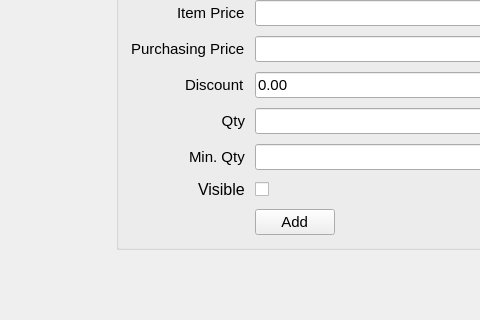
Old version of the form estorecpp/addstockitem.ui in the repository Watti/estorecpp; both pictures show x 0 to 480 and y 134 to 454 of the 633 by 454 pixel window.
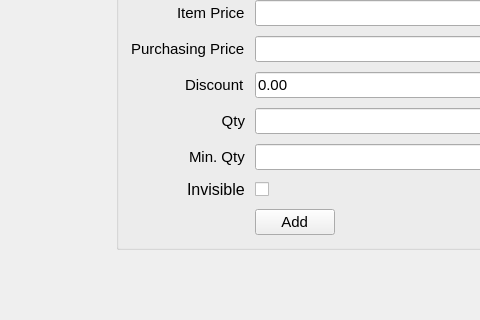
New version of the form.

Diff of the .ui file:
```diff
--- a/estorecpp/addstockitem.ui
+++ b/estorecpp/addstockitem.ui
@@ -258,7 +258,7 @@
          </font>
         </property>
         <property name="text">
-         <string>Visible</string>
+         <string>Invisible</string>
         </property>
        </widget>
       </item>
```
Left out of the diff: 4 changed lines with no effect on the pictures.
